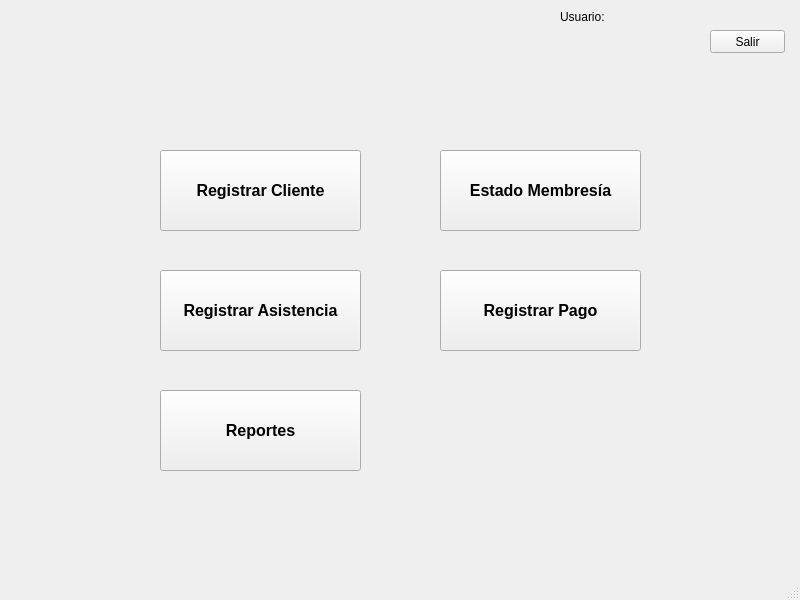
Qt form desktop_app/ui/ventanaPrincipal.ui (jjosuech/gym_system) before a commit.
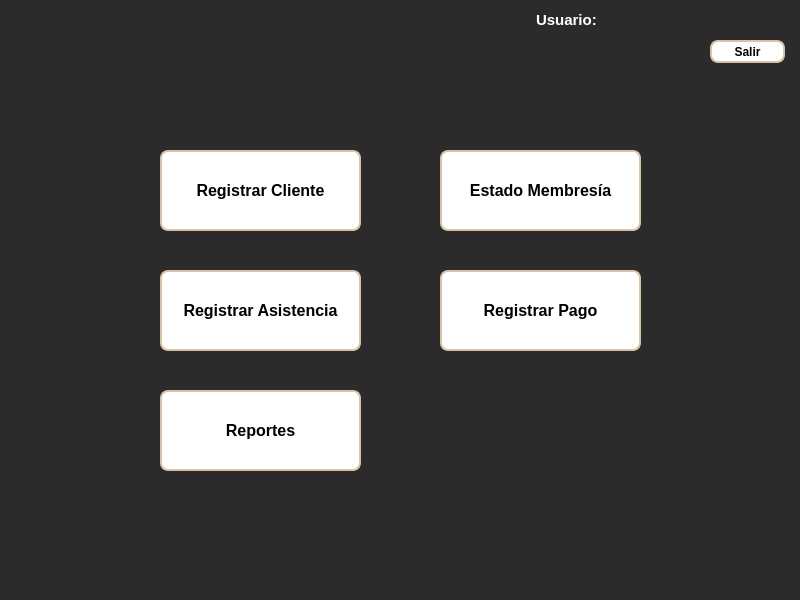
The same form after that commit. Icons and pictures are not drawn.

```diff
--- a/desktop_app/ui/ventanaPrincipal.ui
+++ b/desktop_app/ui/ventanaPrincipal.ui
@@ -13,6 +13,44 @@
   <property name="windowTitle">
    <string>Ventana Principal</string>
   </property>
+  <property name="windowIcon">
+   <iconset>
+    <normaloff>assets/newLogo.png</normaloff>assets/newLogo.png</iconset>
+  </property>
+  <property name="styleSheet">
+   <string notr="true">
+
+QMainWindow{
+    background-color: #2b2b2b;
+}
+
+/* AREA CENTRAL */
+QWidget{
+    background-color: #2b2b2b;
+}
+
+/* BOTONES */
+QPushButton{
+    background-color: white;
+    color: black;
+    font-weight: bold;
+    border-radius: 8px;
+    border: 2px solid #d8c3a5;
+}
+
+QPushButton:hover{
+    background-color: #f5e7d3;
+}
+
+/* LABELS */
+QLabel{
+    color: white;
+    font-weight: bold;
+    font-size: 11pt;
+}
+
+ </string>
+  </property>
   <widget class="QWidget" name="centralwidget">
    <widget class="QPushButton" name="btnregistrarCliente">
     <property name="geometry">
@@ -117,10 +155,10 @@
    <widget class="QLabel" name="label">
     <property name="geometry">
      <rect>
-      <x>560</x>
+      <x>536</x>
       <y>10</y>
-      <width>47</width>
-      <height>13</height>
+      <width>71</width>
+      <height>20</height>
      </rect>
     </property>
     <property name="text">
@@ -133,7 +171,7 @@
       <x>610</x>
       <y>10</y>
       <width>181</width>
-      <height>16</height>
+      <height>20</height>
      </rect>
     </property>
     <property name="text">
@@ -144,7 +182,7 @@
     <property name="geometry">
      <rect>
       <x>710</x>
-      <y>30</y>
+      <y>40</y>
       <width>75</width>
       <height>23</height>
      </rect>
```
